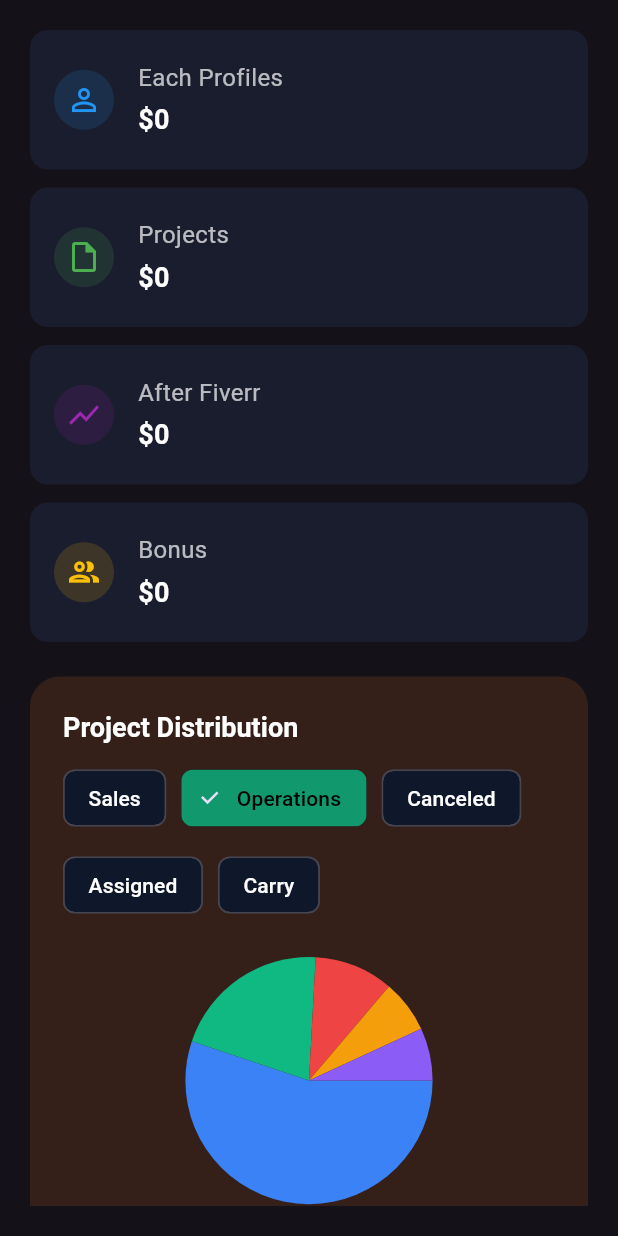
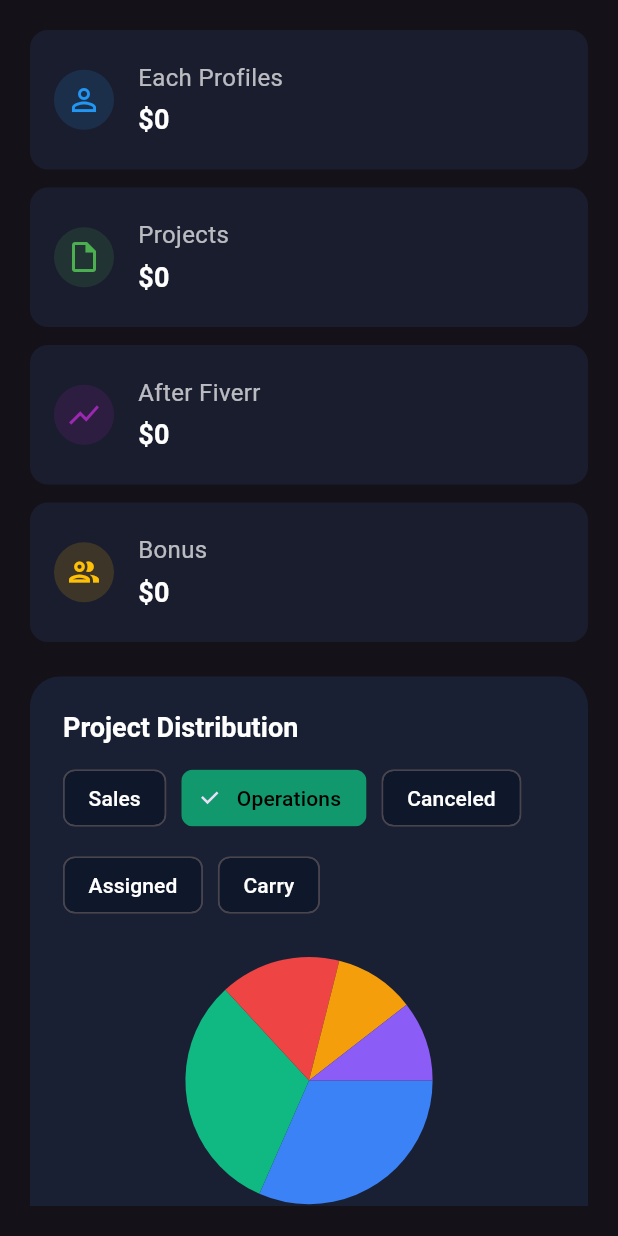
Before and after one commit to MTS-Services/MTS-App, a Flutter app: the screen it shows after launch, on a phone screen of 412 x 824 dp. Run offline on Flutter 3.47's test engine with Material 3 defaults, Android fonts, the phone set to English and light mode, and no system bars; drawn by our look-alikes of pie_chart.

Commit message:
homepage done

```diff
--- a/lib/mts_app.dart
+++ b/lib/mts_app.dart
@@ -16,8 +16,8 @@ class MtsApp extends StatelessWidget {
         brightness: Brightness.dark,
         primaryColor: Colors.black,
         textTheme: TextTheme(
-          titleLarge: TextStyle(fontSize: 18, fontWeight: FontWeight.w600,color: Color(0xFFFFFFFF),
-        ),
+          titleLarge: TextStyle(fontSize: 18, fontWeight: FontWeight.w600,color: Color(0xFFFFFFFF),),
+          bodySmall: TextStyle(fontSize: 16, fontWeight: FontWeight.w400,color: Color(0xFF9CA3AF),)
         )
       ),
     );
--- a/lib/src/view/screen/home_screen.dart
+++ b/lib/src/view/screen/home_screen.dart
@@ -1,4 +1,5 @@
 import 'package:flutter/material.dart';
+import 'package:mts_app/core/color_path.dart';
 import 'package:mts_app/src/view/widget/custom.dart';
 import 'package:pie_chart/pie_chart.dart';
 
@@ -11,7 +12,7 @@ class HomeScreen extends StatefulWidget {
 
 class _HomeScreenState extends State<HomeScreen> {
   final Map<String, double> dataMap = {
-    "Sales": 80,
+    "Sales": 30,
     "Operations": 30,
     "Canceled": 15,
     "Assigned": 10,
@@ -79,7 +80,7 @@ class _HomeScreenState extends State<HomeScreen> {
               Container(
                 width: double.infinity,
                 decoration: BoxDecoration(
-                  color: const Color(0xFF342019),
+                  color:Color(0xFF192034),
                   borderRadius: BorderRadius.circular(20),
                 ),
                 child: Padding(
@@ -198,7 +199,7 @@ class _HomeScreenState extends State<HomeScreen> {
               Container(
                 width: double.infinity,
                 decoration: BoxDecoration(
-                  color: const Color(0xFF342019),
+                  color:Color(0xFF192034),
                   borderRadius: BorderRadius.circular(20),
                 ),
                 child: Padding(
@@ -210,21 +211,14 @@ class _HomeScreenState extends State<HomeScreen> {
                         "Dashboard Status",
                         style: Theme.of(context).textTheme.titleLarge,
                       ),
-                      const SizedBox(height: 12),
-                      ListView.builder(
-                        shrinkWrap: true,
-                        physics: BouncingScrollPhysics(),
-                        itemCount: items.length,
-                        itemBuilder: (context, index) {
+                      SizedBox(height: 20,),
+                      ...List.generate(items.length, (index) {
                         final item = items[index];
                         return Container(
                           margin: const EdgeInsets.symmetric(vertical: 8),
-                            padding: const EdgeInsets.symmetric(
-                              horizontal: 16,
-                              vertical: 12,
-                            ),
+                          padding: const EdgeInsets.symmetric(horizontal: 16, vertical: 12),
                           decoration: BoxDecoration(
-                              color: Color(0xFF192841),
+                            color: Color(0xFF0F172A),
                             borderRadius: BorderRadius.circular(12),
                           ),
                           child: Row(
@@ -232,26 +226,23 @@ class _HomeScreenState extends State<HomeScreen> {
                             children: [
                               Text(
                                 item['title'],
-                                  style: TextStyle(
-                                    fontSize: 16,
-                                    color: Colors.white,
-                                  ),
+                                style: Theme.of(context).textTheme.bodySmall,
                               ),
                               Text(
                                 item['amount'],
                                 style: TextStyle(
                                   fontSize: 16,
-                                    fontWeight: FontWeight.bold,
+                                  fontWeight: FontWeight.w500,
                                   color: item['color'],
                                 ),
                               ),
                             ],
                           ),
                         );
-                        },
-                      ),
+                      }),
                     ],
-                  ),
+                  )
+
                 ),
               ),
             ],
```
Lines whose indentation alone changed are shown as unchanged.
